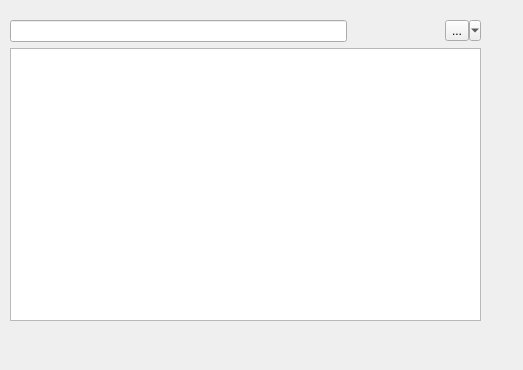
Above: ui/FilePage.ui from saturneric/GpgFrontend before the change. Below: the same form after it.
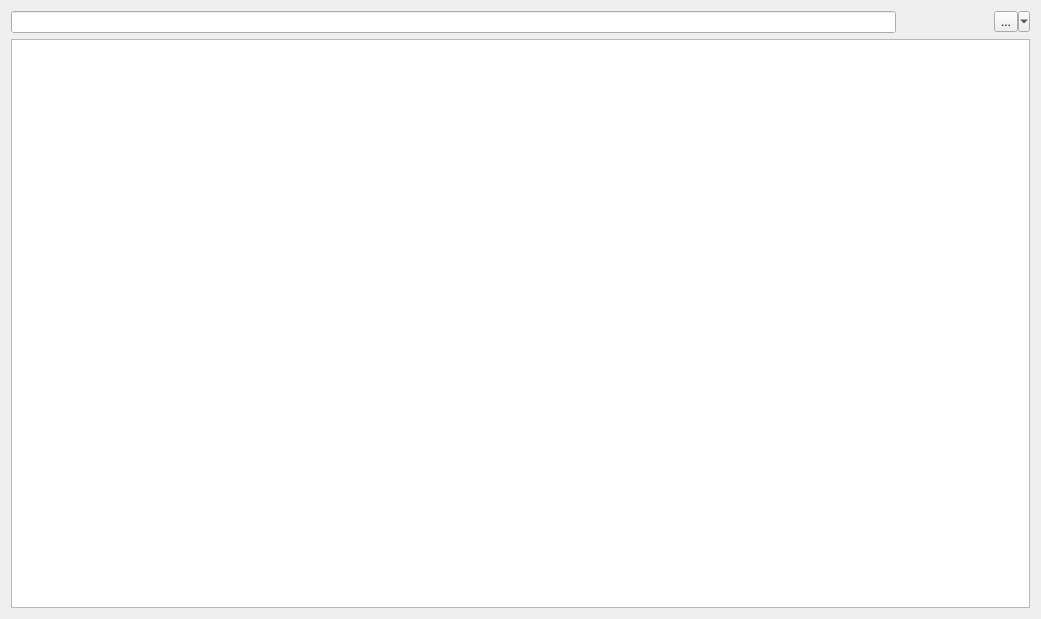
That is the form after the change. Icons and pictures are not drawn.

```diff
--- a/ui/FilePage.ui
+++ b/ui/FilePage.ui
@@ -6,25 +6,36 @@
    <rect>
     <x>0</x>
     <y>0</y>
-    <width>523</width>
-    <height>370</height>
+    <width>1041</width>
+    <height>619</height>
    </rect>
   </property>
+  <property name="sizePolicy">
+   <sizepolicy hsizetype="Expanding" vsizetype="Expanding">
+    <horstretch>0</horstretch>
+    <verstretch>0</verstretch>
+   </sizepolicy>
+  </property>
+  <property name="maximumSize">
+   <size>
+    <width>1041</width>
+    <height>619</height>
+   </size>
+  </property>
   <property name="windowTitle">
    <string>Form</string>
   </property>
-  <widget class="QWidget" name="verticalLayoutWidget">
-   <property name="geometry">
-    <rect>
-     <x>10</x>
-     <y>20</y>
-     <width>471</width>
-     <height>301</height>
-    </rect>
-   </property>
+  <layout class="QGridLayout" name="gridLayout">
+   <item row="0" column="0">
    <layout class="QVBoxLayout" name="verticalLayout">
+     <property name="sizeConstraint">
+      <enum>QLayout::SetMaximumSize</enum>
+     </property>
     <item>
      <layout class="QVBoxLayout" name="verticalLayout_2">
+       <property name="sizeConstraint">
+        <enum>QLayout::SetMaximumSize</enum>
+       </property>
       <item>
        <layout class="QHBoxLayout" name="horizontalLayout_2" stretch="0,0,0,0">
         <property name="sizeConstraint">
@@ -76,6 +87,12 @@
         </item>
         <item>
          <widget class="QToolButton" name="optionsButton">
+           <property name="sizePolicy">
+            <sizepolicy hsizetype="Minimum" vsizetype="Fixed">
+             <horstretch>0</horstretch>
+             <verstretch>0</verstretch>
+            </sizepolicy>
+           </property>
           <property name="text">
            <string>...</string>
           </property>
@@ -121,7 +138,8 @@
      </layout>
     </item>
    </layout>
-  </widget>
+   </item>
+  </layout>
  </widget>
  <resources>
   <include location="../gpgfrontend.qrc"/>
```
Left out of the diff: 3 changed lines with no effect on the pictures. Lines whose indentation alone changed are shown as unchanged.
